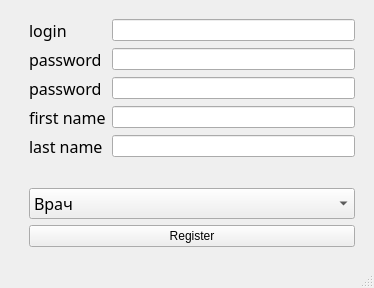
This is ui/register.ui in flexyw1be/DentalProject as Qt 5 draws it before an edit. The edited form follows.
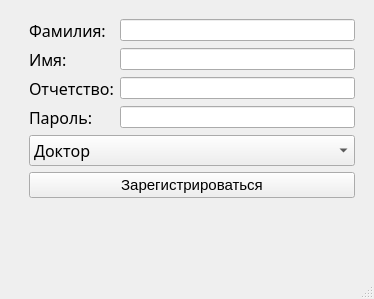
This is the edited form.

Diff of the .ui file:
```diff
--- a/ui/register.ui
+++ b/ui/register.ui
@@ -7,7 +7,7 @@
     <x>0</x>
     <y>0</y>
     <width>374</width>
-    <height>264</height>
+    <height>299</height>
    </rect>
   </property>
   <property name="windowTitle">
@@ -26,12 +26,12 @@
          </font>
         </property>
         <property name="text">
-         <string>password</string>
+         <string>Отчетство:</string>
         </property>
        </widget>
       </item>
-      <item row="0" column="1">
-       <widget class="QLineEdit" name="loginLineEdit"/>
+      <item row="1" column="1">
+       <widget class="QLineEdit" name="last_name_line_edit"/>
       </item>
       <item row="2" column="1">
        <widget class="QLineEdit" name="passwordLineEdit2"/>
@@ -45,7 +45,7 @@
          </font>
         </property>
         <property name="text">
-         <string>password</string>
+         <string>Имя:</string>
         </property>
        </widget>
       </item>
@@ -58,18 +58,15 @@
          </font>
         </property>
         <property name="text">
-         <string>login</string>
+         <string>Фамилия:</string>
         </property>
        </widget>
       </item>
-      <item row="1" column="1">
-       <widget class="QLineEdit" name="passwordLineEdit"/>
+      <item row="0" column="1">
+       <widget class="QLineEdit" name="first_name_line_edit"/>
       </item>
       <item row="3" column="1">
-       <widget class="QLineEdit" name="firstNameLineEdit"/>
-      </item>
-      <item row="4" column="1">
-       <widget class="QLineEdit" name="lastNameLineEdit"/>
+       <widget class="QLineEdit" name="password_line_edit"/>
       </item>
       <item row="3" column="0">
        <widget class="QLabel" name="label_4">
@@ -82,26 +79,13 @@
          </font>
         </property>
         <property name="text">
-         <string>first name</string>
-        </property>
-       </widget>
-      </item>
-      <item row="4" column="0">
-       <widget class="QLabel" name="label6">
-        <property name="font">
-         <font>
-          <family>Yandex Sans Display Regular</family>
-          <pointsize>12</pointsize>
-         </font>
-        </property>
-        <property name="text">
-         <string>last name</string>
+         <string>Пароль:</string>
         </property>
        </widget>
       </item>
      </layout>
     </item>
-    <item row="5" column="1">
+    <item row="7" column="1">
      <spacer name="verticalSpacer">
       <property name="orientation">
        <enum>Qt::Vertical</enum>
@@ -117,10 +101,36 @@
       </property>
      </spacer>
     </item>
-    <item row="4" column="1">
-     <widget class="QPushButton" name="registerButton">
+    <item row="2" column="1">
+     <widget class="QComboBox" name="position_combo_box">
+      <property name="font">
+       <font>
+        <family>Yandex Sans Display Thin</family>
+        <pointsize>12</pointsize>
+       </font>
+      </property>
+      <item>
+       <property name="text">
+        <string>Доктор</string>
+       </property>
+      </item>
+      <item>
+       <property name="text">
+        <string>Администратор</string>
+       </property>
+      </item>
+     </widget>
+    </item>
+    <item row="3" column="1">
+     <widget class="QPushButton" name="register_push_button">
+      <property name="font">
+       <font>
+        <family>Segoe UI</family>
+        <pointsize>11</pointsize>
+       </font>
+      </property>
       <property name="text">
-       <string>Register</string>
+       <string>Зарегистрироваться</string>
       </property>
      </widget>
     </item>
@@ -172,37 +182,30 @@
       </property>
      </spacer>
     </item>
-    <item row="3" column="1">
-     <widget class="QComboBox" name="comboBox">
-      <property name="font">
-       <font>
-        <family>Yandex Sans Display Thin</family>
-        <pointsize>12</pointsize>
-       </font>
+    <item row="5" column="1">
+     <spacer name="verticalSpacer_3">
+      <property name="orientation">
+       <enum>Qt::Vertical</enum>
       </property>
-      <item>
-       <property name="text">
-        <string>Врач</string>
-       </property>
-      </item>
-      <item>
-       <property name="text">
-        <string>Администратор</string>
-       </property>
-      </item>
-     </widget>
+      <property name="sizeHint" stdset="0">
+       <size>
+        <width>20</width>
+        <height>40</height>
+       </size>
+      </property>
+     </spacer>
     </item>
-    <item row="2" column="1">
-     <widget class="QLabel" name="validLabel">
-      <property name="font">
-       <font>
-        <family>Yandex Sans Display Thin</family>
-        <pointsize>10</pointsize>
-       </font>
+    <item row="4" column="1">
+     <widget class="QLabel" name="valid_label">
+      <property name="layoutDirection">
+       <enum>Qt::LeftToRight</enum>
       </property>
       <property name="text">
        <string/>
       </property>
+      <property name="alignment">
+       <set>Qt::AlignCenter</set>
+      </property>
      </widget>
     </item>
    </layout>
```
Left out of the diff: 2 changed lines with no effect on the pictures.
